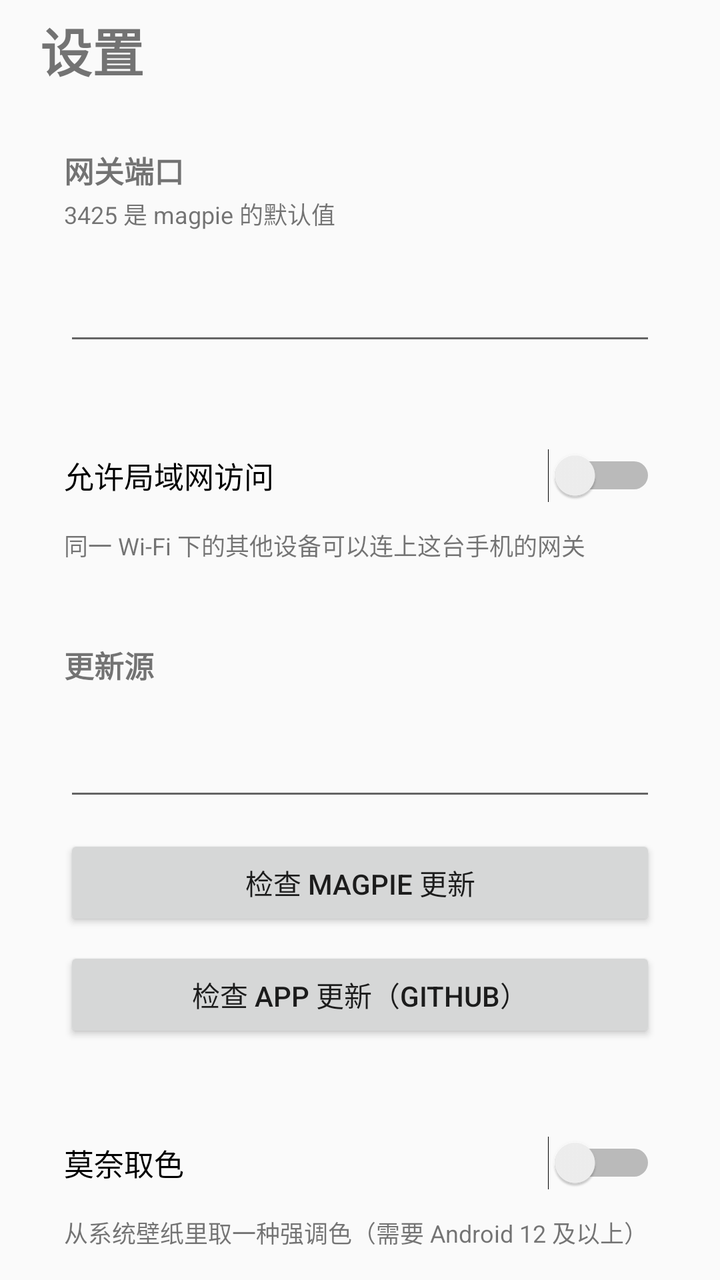
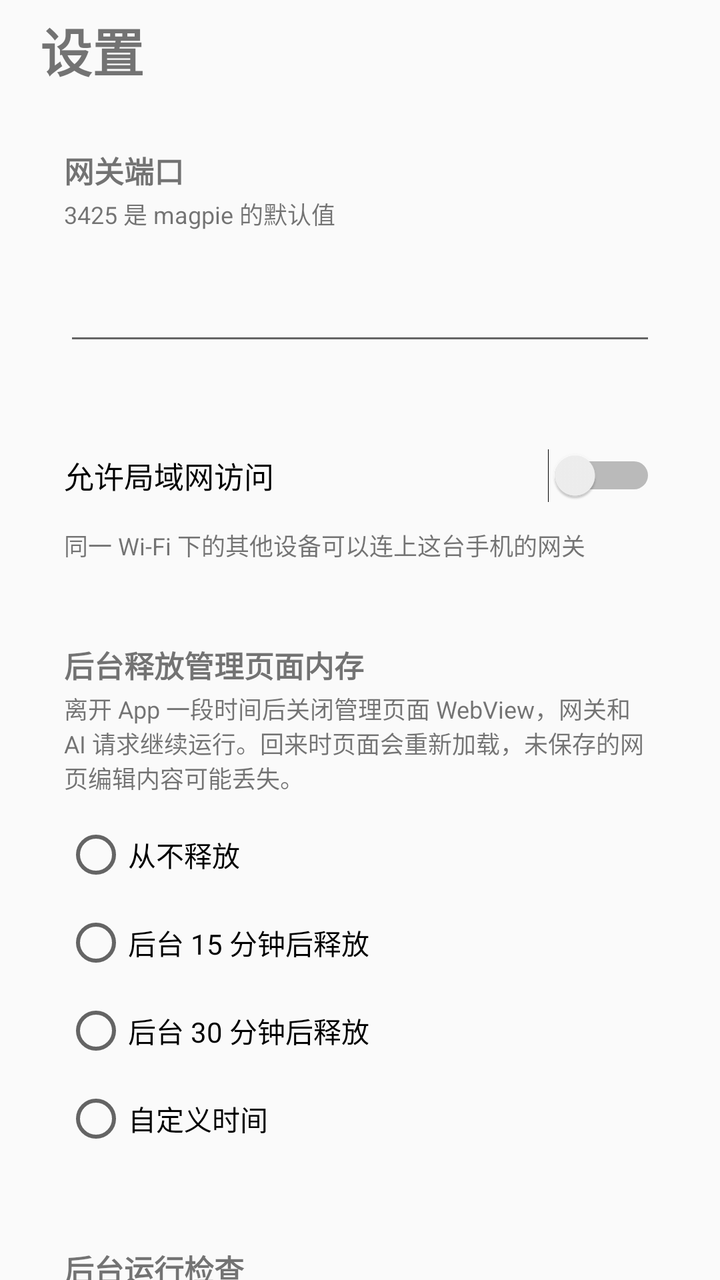

Compare the two renders of this Android layout. The source of the first and the diff that turns it into the second are given below.
<!-- AndroidManifest.xml: application theme Theme.Magpie -->
<!-- res/layout/activity_settings.xml -->
<?xml version="1.0" encoding="utf-8"?>
<ScrollView xmlns:android="http://schemas.android.com/apk/res/android"
    android:id="@+id/settings_root"
    android:layout_width="match_parent"
    android:layout_height="match_parent"
    android:fillViewport="true"
    android:scrollbars="none">

    <LinearLayout
        android:layout_width="match_parent"
        android:layout_height="wrap_content"
        android:orientation="vertical"
        android:paddingStart="16dp"
        android:paddingTop="6dp"
        android:paddingEnd="16dp"
        android:paddingBottom="24dp">

        <TextView
            android:id="@+id/settings_title"
            android:layout_width="wrap_content"
            android:layout_height="wrap_content"
            android:layout_marginStart="4dp"
            android:layout_marginBottom="14dp"
            android:text="@string/act_settings"
            android:textSize="26sp"
            android:textStyle="bold" />

        <LinearLayout
            android:id="@+id/card_port"
            android:layout_width="match_parent"
            android:layout_height="wrap_content"
            android:orientation="vertical"
            android:padding="16dp">

            <TextView
                android:id="@+id/label_port"
                android:layout_width="match_parent"
                android:layout_height="wrap_content"
                android:text="@string/settings_gateway_port"
                android:textSize="15sp"
                android:textStyle="bold" />

            <TextView
                android:id="@+id/hint_port"
                android:layout_width="match_parent"
                android:layout_height="wrap_content"
                android:layout_marginTop="2dp"
                android:text="@string/settings_gateway_port_hint"
                android:textSize="12sp" />

            <EditText
                android:id="@+id/port"
                android:layout_width="match_parent"
                android:layout_height="52dp"
                android:layout_marginTop="10dp"
                android:gravity="center_vertical"
                android:inputType="number"
                android:maxLength="5"
                android:paddingStart="14dp"
                android:paddingEnd="14dp"
                android:textSize="16sp" />
        </LinearLayout>

        <LinearLayout
            android:id="@+id/card_lan"
            android:layout_width="match_parent"
            android:layout_height="wrap_content"
            android:layout_marginTop="10dp"
            android:orientation="vertical"
            android:paddingStart="16dp"
            android:paddingTop="8dp"
            android:paddingEnd="16dp"
            android:paddingBottom="14dp">

            <Switch
                android:id="@+id/lan"
                android:layout_width="match_parent"
                android:layout_height="52dp"
                android:text="@string/settings_lan"
                android:textSize="15sp" />

            <TextView
                android:id="@+id/hint_lan"
                android:layout_width="match_parent"
                android:layout_height="wrap_content"
                android:text="@string/settings_lan_hint"
                android:textSize="12sp" />
        </LinearLayout>

        <LinearLayout
            android:id="@+id/card_feed"
            android:layout_width="match_parent"
            android:layout_height="wrap_content"
            android:layout_marginTop="10dp"
            android:orientation="vertical"
            android:padding="16dp">

            <TextView
                android:id="@+id/label_feed"
                android:layout_width="match_parent"
                android:layout_height="wrap_content"
                android:text="@string/settings_update_feed"
                android:textSize="15sp"
                android:textStyle="bold" />

            <EditText
                android:id="@+id/feed"
                android:layout_width="match_parent"
                android:layout_height="52dp"
                android:layout_marginTop="10dp"
                android:gravity="center_vertical"
                android:inputType="textUri"
                android:paddingStart="14dp"
                android:paddingEnd="14dp"
                android:textSize="14sp" />

            <Button
                android:id="@+id/check_update"
                android:layout_width="match_parent"
                android:layout_height="48dp"
                android:layout_marginTop="12dp"
                android:text="@string/settings_check_update" />

            <Button
                android:id="@+id/check_shell"
                android:layout_width="match_parent"
                android:layout_height="48dp"
                android:layout_marginTop="8dp"
                android:text="@string/settings_check_shell" />
        </LinearLayout>

        <LinearLayout
            android:id="@+id/card_appearance"
            android:layout_width="match_parent"
            android:layout_height="wrap_content"
            android:layout_marginTop="10dp"
            android:orientation="vertical"
            android:paddingStart="16dp"
            android:paddingTop="8dp"
            android:paddingEnd="16dp"
            android:paddingBottom="14dp">

            <Switch
                android:id="@+id/monet"
                android:layout_width="match_parent"
                android:layout_height="52dp"
                android:text="@string/settings_monet"
                android:textSize="15sp" />

            <TextView
                android:id="@+id/monet_hint"
                android:layout_width="match_parent"
                android:layout_height="wrap_content"
                android:text="@string/settings_monet_hint"
                android:textSize="12sp" />
        </LinearLayout>

        <LinearLayout
            android:id="@+id/card_seed"
            android:layout_width="match_parent"
            android:layout_height="wrap_content"
            android:layout_marginTop="10dp"
            android:orientation="vertical"
            android:padding="16dp">

            <TextView
                android:id="@+id/label_seed"
                android:layout_width="match_parent"
                android:layout_height="wrap_content"
                android:text="@string/settings_seed"
                android:textSize="15sp"
                android:textStyle="bold" />

            <TextView
                android:id="@+id/hint_seed"
                android:layout_width="match_parent"
                android:layout_height="wrap_content"
                android:layout_marginTop="2dp"
                android:text="@string/settings_seed_hint"
                android:textSize="12sp" />

            <LinearLayout
                android:id="@+id/colors_seed"
                android:layout_width="match_parent"
                android:layout_height="wrap_content"
                android:layout_marginTop="14dp"
                android:orientation="horizontal" />
        </LinearLayout>

        <Button
            android:id="@+id/save"
            android:layout_width="match_parent"
            android:layout_height="52dp"
            android:layout_marginTop="20dp"
            android:text="@string/settings_save" />

        <Button
            android:id="@+id/restart"
            android:layout_width="match_parent"
            android:layout_height="52dp"
            android:layout_marginTop="10dp"
            android:text="@string/settings_restart_now" />

    </LinearLayout>
</ScrollView>
<!-- resources referenced by this layout -->
<resources>
  <string name="act_settings">设置</string>
  <string name="settings_check_shell">检查 App 更新（GitHub）</string>
  <string name="settings_check_update">检查 magpie 更新</string>
  <string name="settings_gateway_port">网关端口</string>
  <string name="settings_gateway_port_hint">3425 是 magpie 的默认值</string>
  <string name="settings_lan">允许局域网访问</string>
  <string name="settings_lan_hint">同一 Wi-Fi 下的其他设备可以连上这台手机的网关</string>
  <string name="settings_monet">莫奈取色</string>
  <string name="settings_monet_hint">从系统壁纸里取一种强调色（需要 Android 12 及以上）</string>
  <string name="settings_restart_now">立即重启网关</string>
  <string name="settings_save">保存并重启</string>
  <string name="settings_seed">主题色</string>
  <string name="settings_seed_hint">Material 3 · TonalSpot · SPEC 2025：从八种种子色生成整套配色</string>
  <string name="settings_update_feed">更新源</string>
  <style name="Theme.Magpie" parent="@android:style/Theme.Material.Light.NoActionBar">
          <item name="android:windowBackground">?android:attr/colorBackground</item>
          
          <item name="android:statusBarColor">@android:color/transparent</item>
          <item name="android:navigationBarColor">@android:color/transparent</item>
          <item name="android:windowLightStatusBar">true</item>
          <item name="android:windowLightNavigationBar">true</item>
          <item name="android:windowDrawsSystemBarBackgrounds">true</item>
          <item name="android:windowLayoutInDisplayCutoutMode">shortEdges</item>
          <item name="android:windowActionModeOverlay">true</item>
          
          <item name="android:colorAccent">#8B4F38</item>
          <item name="android:colorControlActivated">#8B4F38</item>
      </style>
</resources>

<!-- the commit's change to res/layout/activity_settings.xml (unified diff, before → after) -->
@@ -88,6 +88,122 @@
         </LinearLayout>
 
         <LinearLayout
+            android:id="@+id/card_background"
+            android:layout_width="match_parent"
+            android:layout_height="wrap_content"
+            android:layout_marginTop="10dp"
+            android:orientation="vertical"
+            android:padding="16dp">
+
+            <TextView
+                android:id="@+id/label_web_memory"
+                android:layout_width="match_parent"
+                android:layout_height="wrap_content"
+                android:text="@string/settings_web_memory"
+                android:textSize="15sp"
+                android:textStyle="bold" />
+
+            <TextView
+                android:id="@+id/hint_web_memory"
+                android:layout_width="match_parent"
+                android:layout_height="wrap_content"
+                android:layout_marginTop="2dp"
+                android:text="@string/settings_web_memory_hint"
+                android:textSize="12sp" />
+
+            <RadioGroup
+                android:id="@+id/web_release_group"
+                android:layout_width="match_parent"
+                android:layout_height="wrap_content"
+                android:layout_marginTop="8dp"
+                android:orientation="vertical">
+
+                <RadioButton
+                    android:id="@+id/web_release_never"
+                    android:layout_width="match_parent"
+                    android:layout_height="44dp"
+                    android:text="@string/settings_web_never" />
+
+                <RadioButton
+                    android:id="@+id/web_release_15"
+                    android:layout_width="match_parent"
+                    android:layout_height="44dp"
+                    android:text="@string/settings_web_15" />
+
+                <RadioButton
+                    android:id="@+id/web_release_30"
+                    android:layout_width="match_parent"
+                    android:layout_height="44dp"
+                    android:text="@string/settings_web_30" />
+
+                <RadioButton
+                    android:id="@+id/web_release_custom"
+                    android:layout_width="match_parent"
+                    android:layout_height="44dp"
+                    android:text="@string/settings_web_custom" />
+            </RadioGroup>
+
+            <EditText
+                android:id="@+id/web_release_custom_minutes"
+                android:layout_width="match_parent"
+                android:layout_height="48dp"
+                android:layout_marginTop="4dp"
+                android:gravity="center_vertical"
+                android:hint="@string/settings_web_custom_hint"
+                android:inputType="number"
+                android:maxLength="4"
+                android:paddingStart="14dp"
+                android:paddingEnd="14dp"
+                android:visibility="gone" />
+        </LinearLayout>
+
+        <LinearLayout
+            android:id="@+id/card_background_guide"
+            android:layout_width="match_parent"
+            android:layout_height="wrap_content"
+            android:layout_marginTop="10dp"
+            android:orientation="vertical"
+            android:padding="16dp">
+
+            <TextView
+                android:id="@+id/label_background_guide"
+                android:layout_width="match_parent"
+                android:layout_height="wrap_content"
+                android:text="@string/settings_background_guide"
+                android:textSize="15sp"
+                android:textStyle="bold" />
+
+            <TextView
+                android:id="@+id/hint_background_guide"
+                android:layout_width="match_parent"
+                android:layout_height="wrap_content"
+                android:layout_marginTop="2dp"
+                android:text="@string/settings_background_guide_hint"
+                android:textSize="12sp" />
+
+            <Button
+                android:id="@+id/open_notification_settings"
+                android:layout_width="match_parent"
+                android:layout_height="48dp"
+                android:layout_marginTop="12dp"
+                android:text="@string/settings_open_notifications" />
+
+            <Button
+                android:id="@+id/open_battery_settings"
+                android:layout_width="match_parent"
+                android:layout_height="48dp"
+                android:layout_marginTop="8dp"
+                android:text="@string/settings_open_battery" />
+
+            <Button
+                android:id="@+id/open_background_guide"
+                android:layout_width="match_parent"
+                android:layout_height="48dp"
+                android:layout_marginTop="8dp"
+                android:text="@string/settings_open_background_guide" />
+        </LinearLayout>
+
+        <LinearLayout
             android:id="@+id/card_feed"
             android:layout_width="match_parent"
             android:layout_height="wrap_content"
<!-- resource entries referenced after the edit -->
@@ -1,6 +1,8 @@
 <!-- resources referenced by this layout -->
 <resources>
   <string name="act_settings">设置</string>
+  <string name="settings_background_guide">后台运行检查</string>
+  <string name="settings_background_guide_hint">开启通知和取消电池优化能让你看到网关异常重启提示，并减少系统限制后台网关的概率。系统仍可能在内存紧张时回收页面。</string>
   <string name="settings_check_shell">检查 App 更新（GitHub）</string>
   <string name="settings_check_update">检查 magpie 更新</string>
   <string name="settings_gateway_port">网关端口</string>
@@ -9,11 +11,21 @@
   <string name="settings_lan_hint">同一 Wi-Fi 下的其他设备可以连上这台手机的网关</string>
   <string name="settings_monet">莫奈取色</string>
   <string name="settings_monet_hint">从系统壁纸里取一种强调色（需要 Android 12 及以上）</string>
+  <string name="settings_open_background_guide">打开后台运行引导</string>
+  <string name="settings_open_battery">打开电池优化设置</string>
+  <string name="settings_open_notifications">打开通知设置</string>
   <string name="settings_restart_now">立即重启网关</string>
   <string name="settings_save">保存并重启</string>
   <string name="settings_seed">主题色</string>
   <string name="settings_seed_hint">Material 3 · TonalSpot · SPEC 2025：从八种种子色生成整套配色</string>
   <string name="settings_update_feed">更新源</string>
+  <string name="settings_web_15">后台 15 分钟后释放</string>
+  <string name="settings_web_30">后台 30 分钟后释放</string>
+  <string name="settings_web_custom">自定义时间</string>
+  <string name="settings_web_custom_hint">输入分钟数（1–1440）</string>
+  <string name="settings_web_memory">后台释放管理页面内存</string>
+  <string name="settings_web_memory_hint">离开 App 一段时间后关闭管理页面 WebView，网关和 AI 请求继续运行。回来时页面会重新加载，未保存的网页编辑内容可能丢失。</string>
+  <string name="settings_web_never">从不释放</string>
   <style name="Theme.Magpie" parent="@android:style/Theme.Material.Light.NoActionBar">
           <item name="android:windowBackground">?android:attr/colorBackground</item>
           
